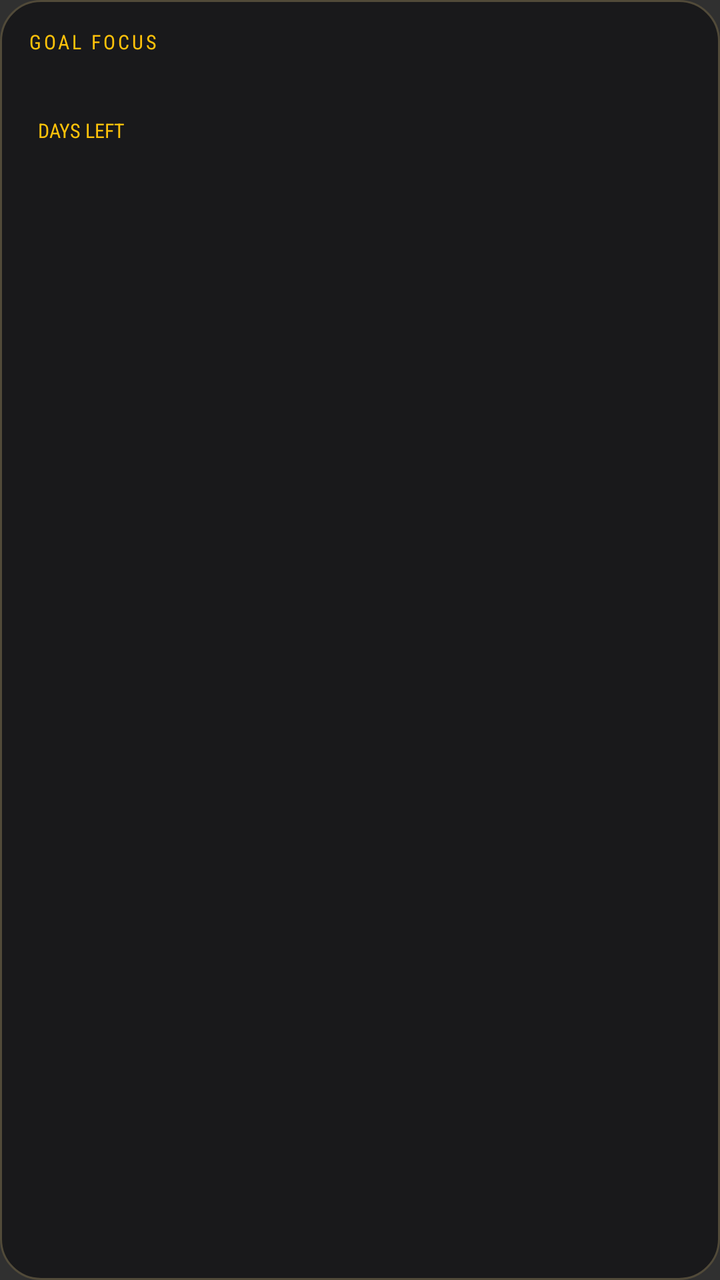
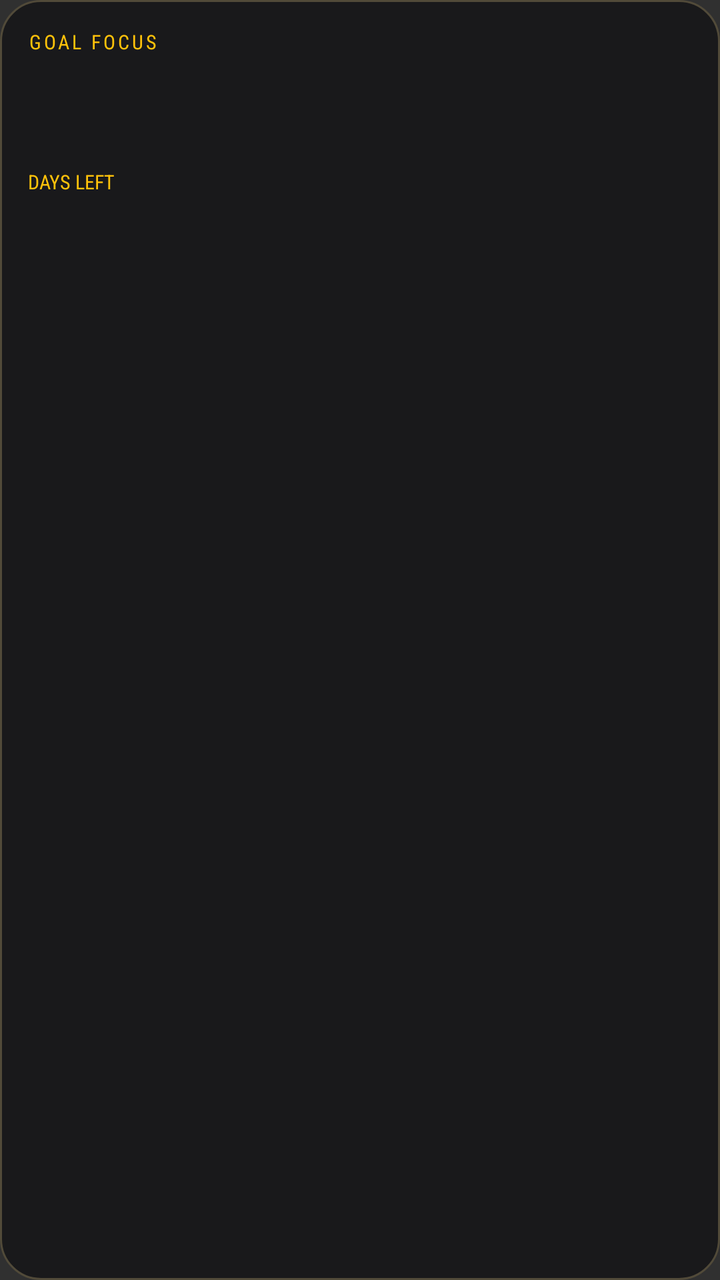

Screens rendered from an Android XML layout before and after an edit, with the pre-edit source and the edit as a unified diff.
<!-- AndroidManifest.xml: application theme Theme.PaperClock -->
<!-- res/layout/widget_goal_focus.xml -->
<RelativeLayout xmlns:android="http://schemas.android.com/apk/res/android"
    android:id="@+id/widget_goal_focus_root"
    android:layout_width="match_parent"
    android:layout_height="match_parent"
    android:background="@drawable/widget_goal_background"
    android:clickable="true"
    android:padding="14dp">

    <TextView
        android:id="@+id/widget_goal_focus_label"
        android:layout_width="wrap_content"
        android:layout_height="wrap_content"
        android:text="@string/widget_goal_focus"
        android:textAllCaps="true"
        android:textColor="#FFC20A"
        android:textSize="10sp"
        android:fontFamily="sans-serif-condensed"
        android:letterSpacing="0.13" />

    <TextView
        android:id="@+id/widget_goal_focus_days"
        android:layout_width="wrap_content"
        android:layout_height="wrap_content"
        android:layout_below="@id/widget_goal_focus_label"
        android:layout_marginTop="3dp"
        android:maxLines="1"
        android:textColor="#F5F1E9"
        android:textSize="36sp"
        android:textStyle="bold"
        android:fontFamily="sans-serif-condensed" />

    <TextView
        android:id="@+id/widget_goal_focus_unit"
        android:layout_width="wrap_content"
        android:layout_height="wrap_content"
        android:layout_alignBaseline="@id/widget_goal_focus_days"
        android:layout_toEndOf="@id/widget_goal_focus_days"
        android:layout_marginStart="5dp"
        android:text="@string/widget_days_left"
        android:textAllCaps="true"
        android:textColor="#FFC20A"
        android:textSize="10sp"
        android:fontFamily="sans-serif-condensed" />

    <TextView
        android:id="@+id/widget_goal_focus_title"
        android:layout_width="match_parent"
        android:layout_height="wrap_content"
        android:layout_alignParentBottom="true"
        android:ellipsize="end"
        android:maxLines="2"
        android:textColor="#C2BFBA"
        android:textSize="11sp"
        android:textStyle="bold"
        android:fontFamily="sans-serif-condensed" />
</RelativeLayout>
<!-- resources referenced by this layout -->
<resources>
  <!-- drawable widget_goal_background (drawable) -->
  <shape xmlns:android="http://schemas.android.com/apk/res/android" android:shape="rectangle"><solid android:color="#19191B"/><corners android:radius="20dp"/><stroke android:width="1dp" android:color="#514A39"/></shape>
  <string name="widget_days_left">DAYS LEFT</string>
  <string name="widget_goal_focus">Goal focus</string>
  <style name="Theme.PaperClock" parent="android:style/Theme.Material.NoActionBar"><item name="android:fontFamily">sans</item><item name="android:colorAccent">#F2B90C</item><item name="android:navigationBarColor">#0B0B0C</item><item name="android:statusBarColor">#0B0B0C</item><item name="android:windowLightStatusBar">false</item></style>
</resources>

<!-- the commit's change to res/layout/widget_goal_focus.xml (unified diff, before → after) -->
@@ -25,17 +25,15 @@
         android:layout_marginTop="3dp"
         android:maxLines="1"
         android:textColor="#F5F1E9"
-        android:textSize="36sp"
+        android:textSize="40sp"
         android:textStyle="bold"
         android:fontFamily="sans-serif-condensed" />
 
     <TextView
         android:id="@+id/widget_goal_focus_unit"
-        android:layout_width="wrap_content"
+        android:layout_width="match_parent"
         android:layout_height="wrap_content"
-        android:layout_alignBaseline="@id/widget_goal_focus_days"
-        android:layout_toEndOf="@id/widget_goal_focus_days"
-        android:layout_marginStart="5dp"
+        android:layout_below="@id/widget_goal_focus_days"
         android:text="@string/widget_days_left"
         android:textAllCaps="true"
         android:textColor="#FFC20A"
@@ -50,7 +48,7 @@
         android:ellipsize="end"
         android:maxLines="2"
         android:textColor="#C2BFBA"
-        android:textSize="11sp"
+        android:textSize="12sp"
         android:textStyle="bold"
         android:fontFamily="sans-serif-condensed" />
 </RelativeLayout>
